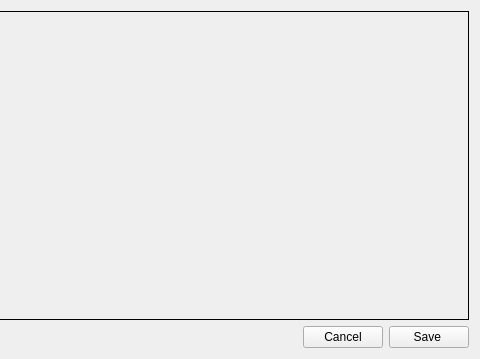
Qt form view/settingsview.ui (Joensw/RCAIT) before a commit; both pictures show x 320 to 800 and y 0 to 359 of the 800 by 359 pixel window.
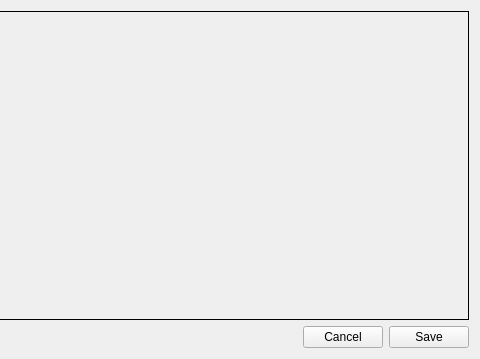
The same form after that commit. Icons and pictures are not drawn.

Diff of the .ui file:
```diff
--- a/view/settingsview.ui
+++ b/view/settingsview.ui
@@ -99,11 +99,18 @@
         <enum>Qt::RightToLeft</enum>
        </property>
        <property name="text">
-        <string>Save </string>
+        <string>Save</string>
        </property>
        <property name="icon">
-        <iconset resource="../UI_Icons.qrc">
-         <normaloff>:UISymbols/UI_Save_Icon.svg</normaloff>:UISymbols/UI_Save_Icon.svg</iconset>
+        <iconset>
+         <normaloff>:UISymbols/UI_Save_Icon.svg</normaloff>:UISymbols/UI_Save_Icon.svg
+        </iconset>
+       </property>
+       <property name="iconSize">
+        <size>
+         <width>16</width>
+         <height>16</height>
+        </size>
        </property>
       </widget>
      </item>
```
Left out of the diff: 9 changed lines with no effect on the pictures.
